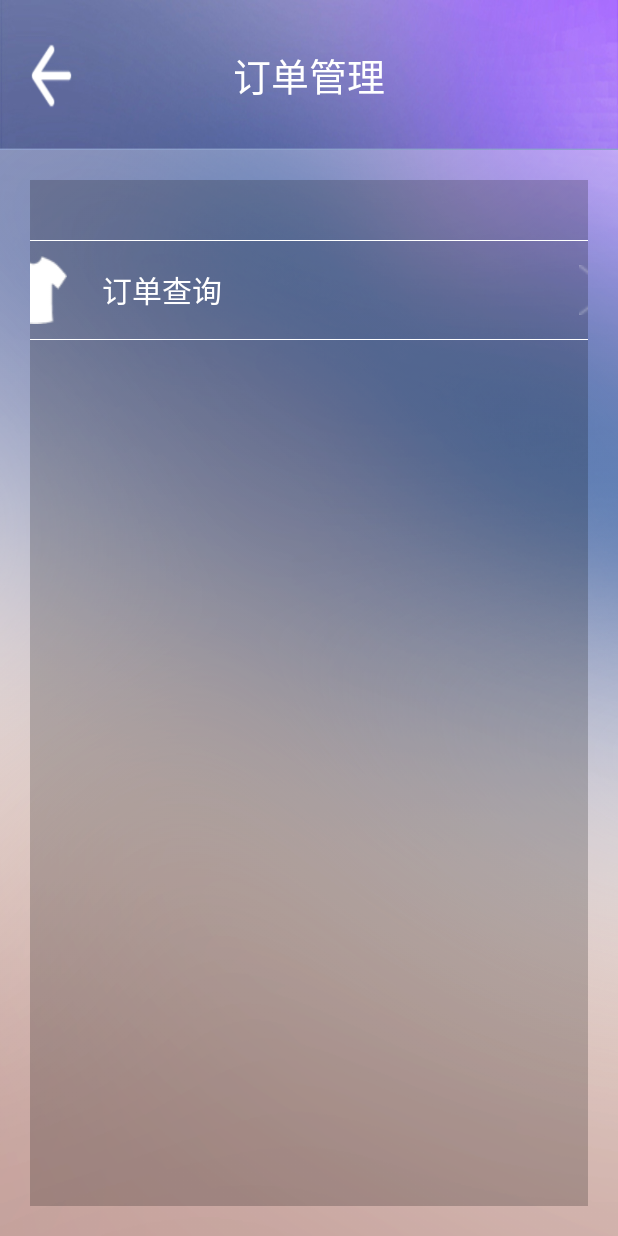
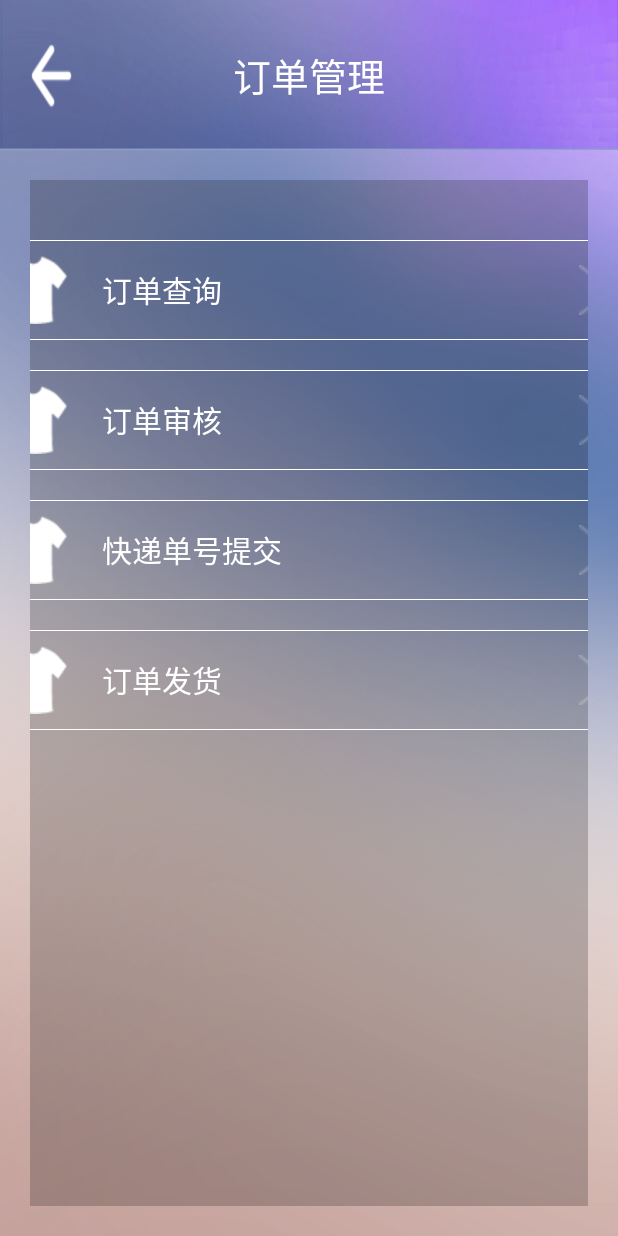
Before and after one commit to zhangzs1994/WMS, an Android app: the layout activity_order_manger.xml on its own in the app's theme, with its tools: preview values and no code run, on a phone screen of 412 x 824 dp. Run offline under Robolectric (Android 15) with nearby library versions, the phone set to English and light mode, and no system bars.

Commit message:
2017-6-27

```diff
--- a/app/src/main/res/layout/activity_order_manger.xml
+++ b/app/src/main/res/layout/activity_order_manger.xml
@@ -75,5 +75,107 @@
                 android:layout_weight="0.3"
                 android:background="@drawable/mine_arrow" />
         </LinearLayout>
+
+        <LinearLayout
+            android:id="@+id/order_audit"
+            android:layout_width="650px"
+            android:layout_height="100px"
+            android:layout_marginTop="30px"
+            android:background="@drawable/card_bg"
+            android:gravity="center_vertical"
+            android:orientation="horizontal">
+
+            <ImageView
+                android:layout_width="0px"
+                android:layout_height="wrap_content"
+                android:layout_margin="15px"
+                android:layout_weight="0.6"
+                android:background="@drawable/shop_query" />
+
+            <TextView
+                android:layout_width="0px"
+                android:layout_height="match_parent"
+                android:layout_marginLeft="20px"
+                android:layout_weight="4"
+                android:gravity="center_vertical"
+                android:text="订单审核"
+                android:textColor="@color/colorWhite"
+                android:textSize="20sp" />
+
+            <ImageView
+                android:layout_width="0px"
+                android:layout_height="50px"
+                android:layout_margin="20px"
+                android:layout_weight="0.3"
+                android:background="@drawable/mine_arrow" />
+        </LinearLayout>
+
+        <LinearLayout
+            android:id="@+id/express"
+            android:layout_width="650px"
+            android:layout_height="100px"
+            android:layout_marginTop="30px"
+            android:background="@drawable/card_bg"
+            android:gravity="center_vertical"
+            android:orientation="horizontal">
+
+            <ImageView
+                android:layout_width="0px"
+                android:layout_height="wrap_content"
+                android:layout_margin="15px"
+                android:layout_weight="0.6"
+                android:background="@drawable/shop_query" />
+
+            <TextView
+                android:layout_width="0px"
+                android:layout_height="match_parent"
+                android:layout_marginLeft="20px"
+                android:layout_weight="4"
+                android:gravity="center_vertical"
+                android:text="快递单号提交"
+                android:textColor="@color/colorWhite"
+                android:textSize="20sp" />
+
+            <ImageView
+                android:layout_width="0px"
+                android:layout_height="50px"
+                android:layout_margin="20px"
+                android:layout_weight="0.3"
+                android:background="@drawable/mine_arrow" />
+        </LinearLayout>
+
+        <LinearLayout
+            android:id="@+id/order_delivery"
+            android:layout_width="650px"
+            android:layout_height="100px"
+            android:layout_marginTop="30px"
+            android:background="@drawable/card_bg"
+            android:gravity="center_vertical"
+            android:orientation="horizontal">
+
+            <ImageView
+                android:layout_width="0px"
+                android:layout_height="wrap_content"
+                android:layout_margin="15px"
+                android:layout_weight="0.6"
+                android:background="@drawable/shop_query" />
+
+            <TextView
+                android:layout_width="0px"
+                android:layout_height="match_parent"
+                android:layout_marginLeft="20px"
+                android:layout_weight="4"
+                android:gravity="center_vertical"
+                android:text="订单发货"
+                android:textColor="@color/colorWhite"
+                android:textSize="20sp" />
+
+            <ImageView
+                android:layout_width="0px"
+                android:layout_height="50px"
+                android:layout_margin="20px"
+                android:layout_weight="0.3"
+                android:background="@drawable/mine_arrow" />
+        </LinearLayout>
     </LinearLayout>
 </LinearLayout>
```
